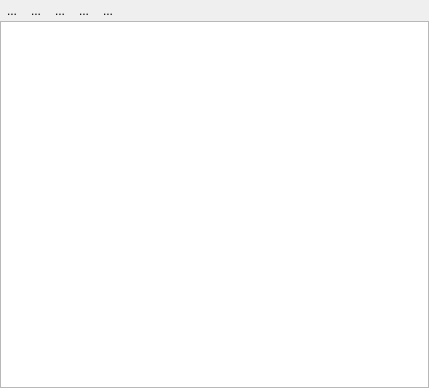
Old version of the form enmapbox/gui/ui/datasourcepanel.ui in the repository jakimowb/enmapbox_testmigration2.
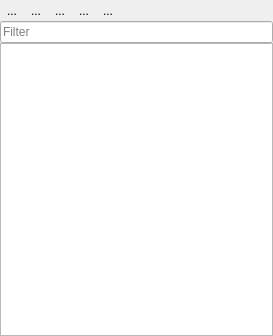
New version of the form. Icons and pictures are not drawn. Custom widgets are drawn as their Qt base class.

Commit message: added text filter to data source panel

Patch:
```diff
--- a/enmapbox/gui/ui/datasourcepanel.ui
+++ b/enmapbox/gui/ui/datasourcepanel.ui
@@ -6,8 +6,8 @@
    <rect>
     <x>0</x>
     <y>0</y>
-    <width>429</width>
-    <height>388</height>
+    <width>273</width>
+    <height>336</height>
    </rect>
   </property>
   <property name="sizePolicy">
@@ -18,7 +18,7 @@
   </property>
   <property name="minimumSize">
    <size>
-    <width>172</width>
+    <width>204</width>
     <height>178</height>
    </size>
   </property>
@@ -154,7 +154,7 @@
         </property>
         <property name="sizeHint" stdset="0">
          <size>
-          <width>225</width>
+          <width>0</width>
           <height>20</height>
          </size>
         </property>
@@ -162,6 +162,22 @@
       </item>
      </layout>
     </item>
+    <item>
+     <widget class="QgsFilterLineEdit" name="tbFilterText">
+      <property name="sizePolicy">
+       <sizepolicy hsizetype="Expanding" vsizetype="Fixed">
+        <horstretch>1</horstretch>
+        <verstretch>0</verstretch>
+       </sizepolicy>
+      </property>
+      <property name="placeholderText">
+       <string>Filter</string>
+      </property>
+      <property name="qgisRelation" stdset="0">
+       <string notr="true"/>
+      </property>
+     </widget>
+    </item>
     <item>
      <widget class="DataSourceTreeView" name="dataSourceTreeView">
       <property name="sizePolicy">
@@ -260,6 +276,11 @@
   </action>
  </widget>
  <customwidgets>
+  <customwidget>
+   <class>QgsFilterLineEdit</class>
+   <extends>QLineEdit</extends>
+   <header>qgsfilterlineedit.h</header>
+  </customwidget>
   <customwidget>
    <class>DataSourceTreeView</class>
    <extends>QTreeView</extends>
```
The commit also changes 3 other files.
